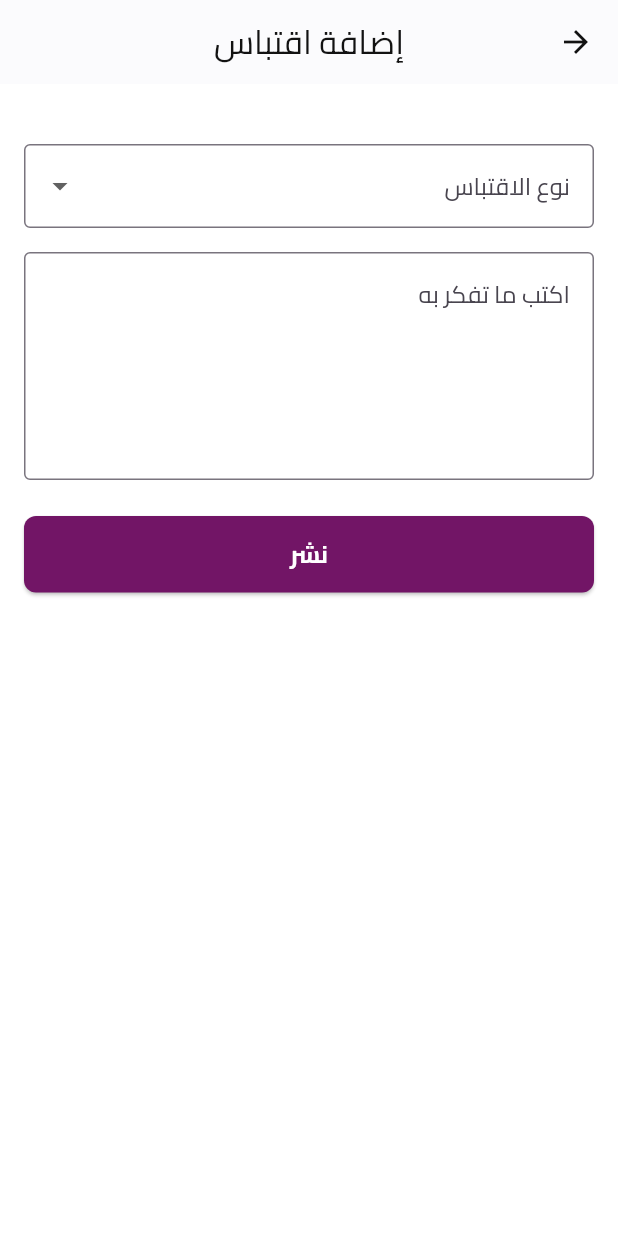
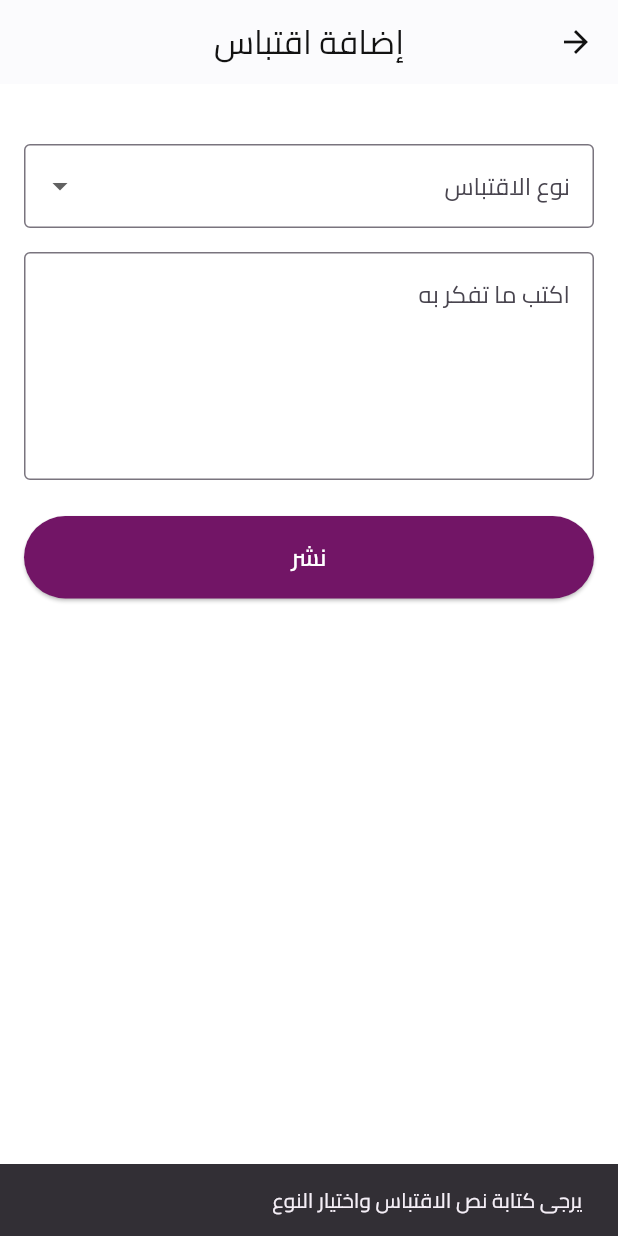
Before and after one commit to AyaAdelHabashi/qutoes_app, a Flutter app: the AddQuoteScreen screen opened by its route, after a tap on "نشر", on a phone screen of 412 x 824 dp. Run offline on Flutter 3.47's test engine with Material 3 defaults, Android fonts, the phone set to English and light mode, and no system bars; our stand-ins replace easy_localization, flutter_svg; accounts and stored records are empty.

Commit message:
inital connect with api and provider/nada&aya

```diff
--- a/lib/feature/add_qutoes/controller/add_qutoes_controoler.dart
+++ b/lib/feature/add_qutoes/controller/add_qutoes_controoler.dart
@@ -1,21 +1,42 @@
 import 'package:flutter/material.dart';
+import '../services/add_qutoes_service.dart';
 
-class AddQuoteController extends ChangeNotifier {
+class AddQuoteController with ChangeNotifier {
+  final TextEditingController quoteController = TextEditingController();
   String? selectedType;
-  final TextEditingController quoteController = TextEditingController();
+  bool isLoading = false;
+  String? errorMessage;
 
-  void selectType(String? value) {
-    selectedType = value;
+  void selectType(String? type) {
+    selectedType = type;
     notifyListeners();
   }
 
-  void publishQuote() {
-    if (selectedType == null || quoteController.text.isEmpty) {
-      // لاحقاً بنضيف SnackBar أو validation
+  Future<void> publishQuote(String token) async {
+    if (quoteController.text.isEmpty || selectedType == null) {
+      errorMessage = "يرجى كتابة نص الاقتباس واختيار النوع";
+      notifyListeners();
       return;
     }
-    // إرسال البيانات للسيرفر أو حفظها
-    debugPrint("نوع الاقتباس: $selectedType");
-    debugPrint("النص: ${quoteController.text}");
+
+    try {
+      isLoading = true;
+      errorMessage = null;
+      notifyListeners();
+
+      await AddQuoteService.addQuote(
+        quoteController.text,
+        selectedType!,
+        token,
+      );
+
+      quoteController.clear();
+      selectedType = null;
+    } catch (e) {
+      errorMessage = e.toString();
+    } finally {
+      isLoading = false;
+      notifyListeners();
+    }
   }
 }
--- a/lib/feature/add_qutoes/ui/widgets/drop_down_menu.dart
+++ b/lib/feature/add_qutoes/ui/widgets/drop_down_menu.dart
@@ -16,9 +16,10 @@ class QuoteTypeDropdown extends StatelessWidget {
       ),
       value: provider.selectedType,
       items: const [
-        DropdownMenuItem(value: "حكمة", child: Text("حكمة")),
-        DropdownMenuItem(value: "مقولة", child: Text("مقولة")),
-        DropdownMenuItem(value: "شعر", child: Text("شعر")),
+        DropdownMenuItem(value: "ادب", child: Text("ادب")),
+        DropdownMenuItem(value: "فلسفة", child: Text("فلسفة")),
+        DropdownMenuItem(value: "تحفيز", child: Text("تحفيز")),
+        DropdownMenuItem(value: "حكم", child: Text("حكم")),
       ],
       onChanged: provider.selectType,
     );
--- a/lib/feature/add_qutoes/ui/widgets/publish_buttom.dart
+++ b/lib/feature/add_qutoes/ui/widgets/publish_buttom.dart
@@ -8,25 +8,34 @@ class PublishButton extends StatelessWidget {
 
   @override
   Widget build(BuildContext context) {
-    final provider = context.read<AddQuoteController>();
+    final provider = context.watch<AddQuoteController>();
 
-    return SizedBox(
-      width: double.infinity,
-      child: ElevatedButton(
-        style: ElevatedButton.styleFrom(
-          backgroundColor:ColorsApp.primary,
-          padding: const EdgeInsets.symmetric(vertical: 14),
-          shape: RoundedRectangleBorder(
-            borderRadius: BorderRadius.circular(8),
-          ),
-        ),
-        onPressed: provider.publishQuote,
-        child: const Text(
-          "نشر",
-          style: TextStyle(fontSize: 16, fontWeight: FontWeight.bold,
-          color: Colors.white),
-        ),
+    return ElevatedButton(
+      style: ElevatedButton.styleFrom(
+        backgroundColor: ColorsApp.primary, // Button color
+        foregroundColor: Colors.white, // Text color
+        padding: const EdgeInsets.symmetric(vertical: 16),
       ),
+      onPressed: provider.isLoading
+          ? null
+          : () async {
+              const fakeToken = "eyJhbGciOiJIUzI1NiIsInR5cCI6IkpXVCJ9.eyJ1c2VyIjp7ImlkIjoiNjhiOTcyZTc2YWQ4Mjk5OWZkZjViMDIzIn0sImlhdCI6MTc1Njk4NDExNSwiZXhwIjoxNzU3MDAyMTE1fQ.-hh_yX8XafTdmxCui-1_uwhpt2LE3Fmw_JNQafQNFEQ";
+              await provider.publishQuote(fakeToken);
+
+              if (provider.errorMessage != null) {
+                ScaffoldMessenger.of(context).showSnackBar(
+                  SnackBar(content: Text(provider.errorMessage!)),
+                );
+              } else {
+                ScaffoldMessenger.of(context).showSnackBar(
+                  const SnackBar(content: Text("تمت إضافة الاقتباس بنجاح")),
+                );
+                Navigator.pop(context);
+              }
+            },
+      child: provider.isLoading
+          ? const CircularProgressIndicator(color: Colors.white)
+          : const Text("نشر"),
     );
   }
 }
--- a/pubspec.yaml
+++ b/pubspec.yaml
@@ -37,6 +37,7 @@ dependencies:
   flutter_svg: ^2.2.0
   easy_localization: ^3.0.8
   provider: ^6.1.5+1
+  http: ^1.5.0
 
 dev_dependencies:
   flutter_test:
```
Also changed, not shown: lib/core/model/user_model.dart (added, +22 -0 lines), lib/feature/add_qutoes/services/add_qutoes_service.dart (added, +26 -0 lines), lib/feature/auth/controller/auth_provider.dart (added, +41 -0 lines), lib/feature/auth/service/auth_service.dart (added, +44 -0 lines), lib/feature/auth/ui/login_screen.dart (added, +108 -0 lines), lib/feature/auth/ui/signup.dart (added, +87 -0 lines), lib/feature/login/ui/login_screen.dart (deleted, +0 -96 lines), lib/feature/login/ui/signup.dart (deleted, +0 -106 lines), lib/main.dart (+5 -3 lines), lib/feature/auth/ui/widgets/button.dart (renamed from lib/feature/login/ui/widgets/button.dart), lib/feature/auth/ui/widgets/text_field.dart (renamed from lib/feature/login/ui/widgets/text_field.dart), pubspec.lock.
